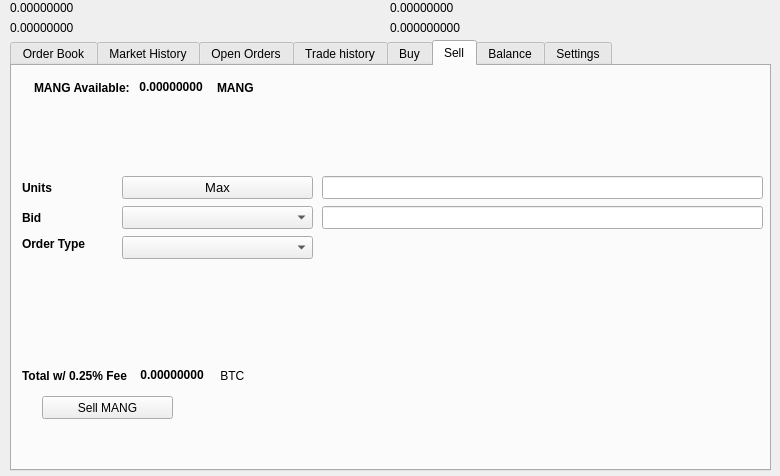
First picture: the form in src/qt/forms/tradingdialog.ui, repository ZsuDev/Mangaka-Core, before the edit.
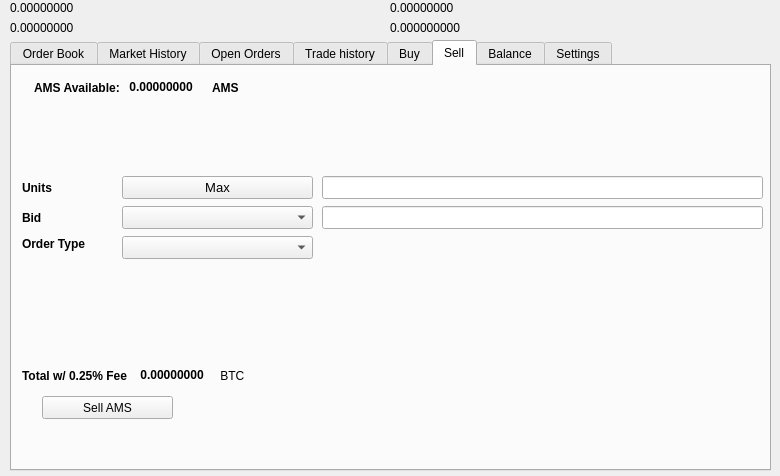
Second picture: the form after the edit. The open tabs and pages were chosen to show the change. Icons and pictures are not drawn.

What changed in the file:
```diff
--- a/src/qt/forms/tradingdialog.ui
+++ b/src/qt/forms/tradingdialog.ui
@@ -1751,7 +1751,7 @@
       </rect>
      </property>
      <property name="text">
-      <string>Sell MANG</string>
+      <string>Sell AMS</string>
      </property>
      <property name="icon">
       <iconset resource="../mangaka">
@@ -1777,7 +1777,7 @@
          </font>
         </property>
         <property name="text">
-         <string>MANG Available:</string>
+         <string>AMS Available:</string>
         </property>
        </widget>
       </item>
@@ -2221,7 +2221,7 @@
          </font>
         </property>
         <property name="text">
-         <string>MANG</string>
+         <string>AMS</string>
         </property>
        </widget>
       </item>
```
Left out of the diff: 34 changed lines with no effect on the pictures.
